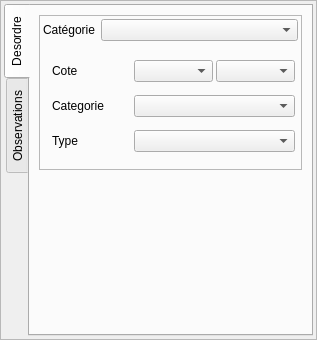
Artelia/Lamia, file Lamia/toolprepro/base2_digue/lamiabasedigue_desordre_tool_ui.ui: the form before one commit.
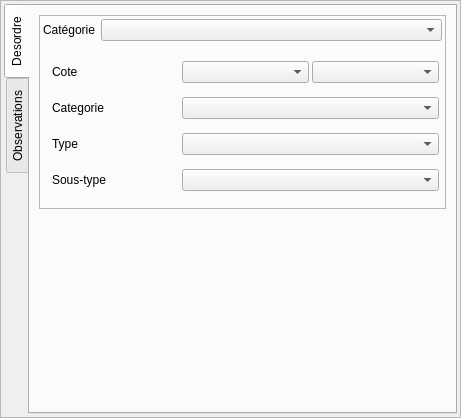
The form after the commit.

What changed in the file:
```diff
--- a/Lamia/toolprepro/base2_digue/lamiabasedigue_desordre_tool_ui.ui
+++ b/Lamia/toolprepro/base2_digue/lamiabasedigue_desordre_tool_ui.ui
@@ -6,8 +6,8 @@
    <rect>
     <x>0</x>
     <y>0</y>
-    <width>317</width>
-    <height>340</height>
+    <width>461</width>
+    <height>418</height>
    </rect>
   </property>
   <property name="windowTitle">
@@ -83,6 +83,13 @@
                  <property name="spacing">
                   <number>3</number>
                  </property>
+                 <item row="4" column="0">
+                  <widget class="QLabel" name="label">
+                   <property name="text">
+                    <string>Sous-type</string>
+                   </property>
+                  </widget>
+                 </item>
                  <item row="1" column="0">
                   <widget class="QLabel" name="label_5">
                    <property name="text">
@@ -116,6 +123,9 @@
                    </property>
                   </widget>
                  </item>
+                 <item row="4" column="1" colspan="2">
+                  <widget class="QComboBox" name="comboBox_sstypedes"/>
+                 </item>
                 </layout>
                </widget>
                <widget class="QWidget" name="page_2">
```
Left out of the diff: 66 changed lines with no effect on the pictures.
